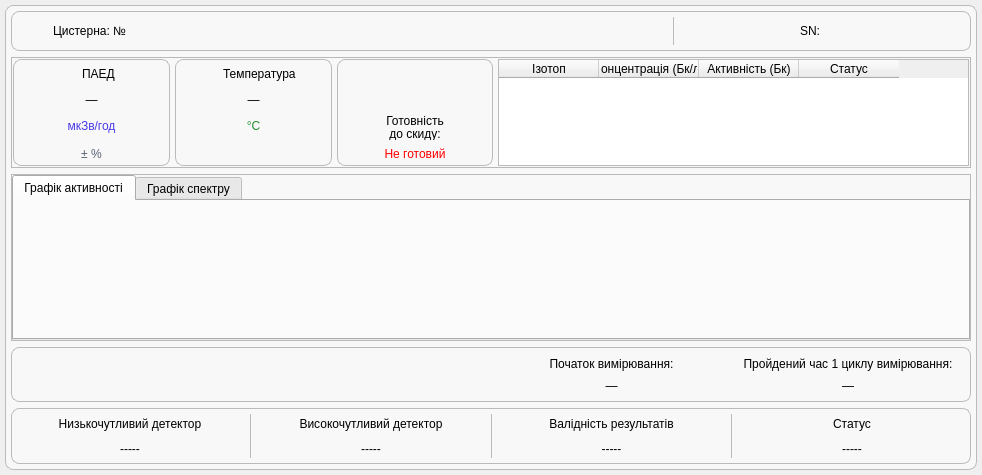
First picture: the form in _UI/dashboardbarrel.ui, repository Miskiv-Andrew/wroc, before the edit.
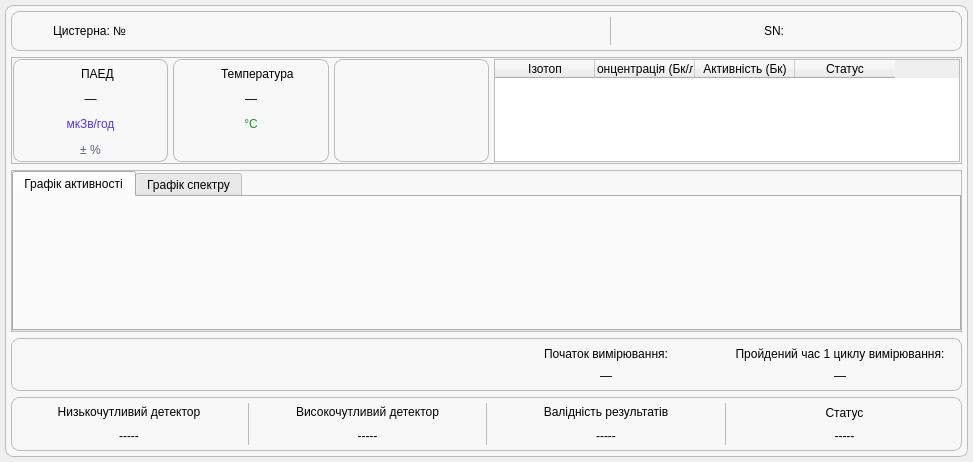
Second picture: the form after the edit.

```diff
--- a/_UI/dashboardbarrel.ui
+++ b/_UI/dashboardbarrel.ui
@@ -6,8 +6,8 @@
    <rect>
     <x>0</x>
     <y>0</y>
-    <width>982</width>
-    <height>475</height>
+    <width>973</width>
+    <height>462</height>
    </rect>
   </property>
   <property name="sizePolicy">
@@ -554,7 +554,7 @@
                <number>5</number>
               </property>
               <item>
-               <layout class="QVBoxLayout" name="verticalLayout_17" stretch="3,1,1">
+               <layout class="QVBoxLayout" name="verticalLayout_17" stretch="3,0">
                 <item>
                  <layout class="QHBoxLayout" name="horizontalLayout_12">
                   <item>
@@ -605,23 +605,14 @@
                  </layout>
                 </item>
                 <item>
-                 <widget class="QLabel" name="readyLabel">
-                  <property name="text">
-                   <string>&lt;div style='line-height:90%'&gt;Готовність&lt;br&gt;до скиду:&lt;/div&gt;</string>
-                  </property>
-                  <property name="alignment">
-                   <set>Qt::AlignmentFlag::AlignBottom|Qt::AlignmentFlag::AlignHCenter</set>
-                  </property>
-                 </widget>
-                </item>
-                <item>
-                 <widget class="QLabel" name="readyValue">
+                 <widget class="QLabel" name="barrelFullness">
                   <property name="styleSheet">
-                   <string notr="true">color: rgb(255, 0, 0);
-font: 600 11pt &quot;Segoe UI&quot;;</string>
+                   <string notr="true">font: 700 11pt &quot;Segoe UI&quot;;
+
+</string>
                   </property>
                   <property name="text">
-                   <string>Не готовий</string>
+                   <string/>
                   </property>
                   <property name="alignment">
                    <set>Qt::AlignmentFlag::AlignCenter</set>
@@ -942,21 +933,6 @@
              </property>
             </widget>
            </item>
-           <item>
-            <widget class="QLabel" name="barrelFullness">
-             <property name="styleSheet">
-              <string notr="true">font: 700 11pt &quot;Segoe UI&quot;;
-
-</string>
-             </property>
-             <property name="text">
-              <string/>
-             </property>
-             <property name="alignment">
-              <set>Qt::AlignmentFlag::AlignLeading|Qt::AlignmentFlag::AlignLeft|Qt::AlignmentFlag::AlignVCenter</set>
-             </property>
-            </widget>
-           </item>
            <item>
             <spacer name="horizontalSpacer_2">
              <property name="orientation">
```
